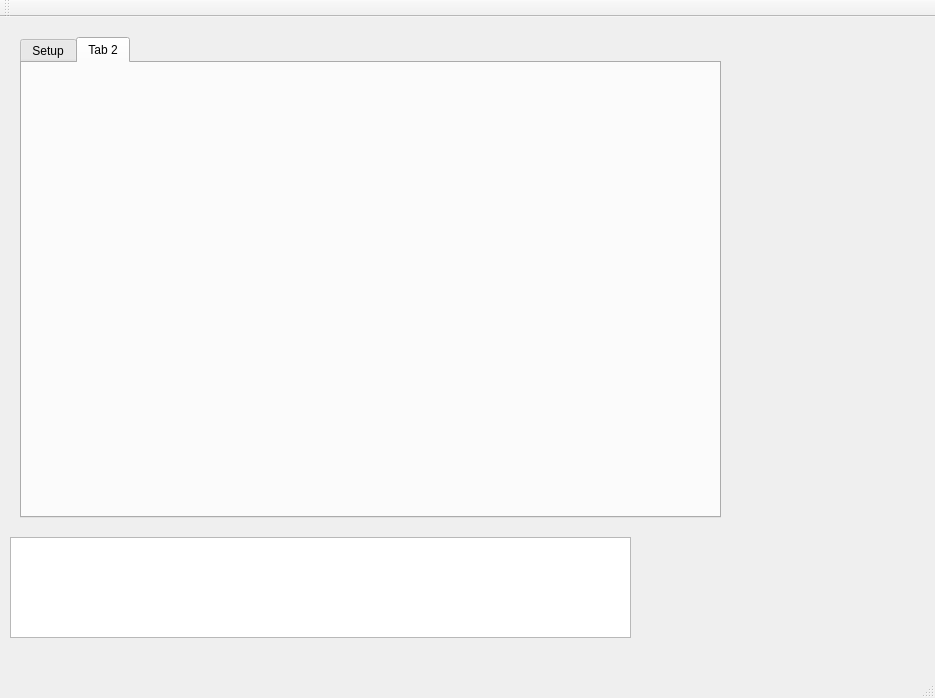
This is CalibrationGUI/mainwindow.ui in dgitz/calibration_gui as Qt 5 draws it before an edit. The edited form follows.
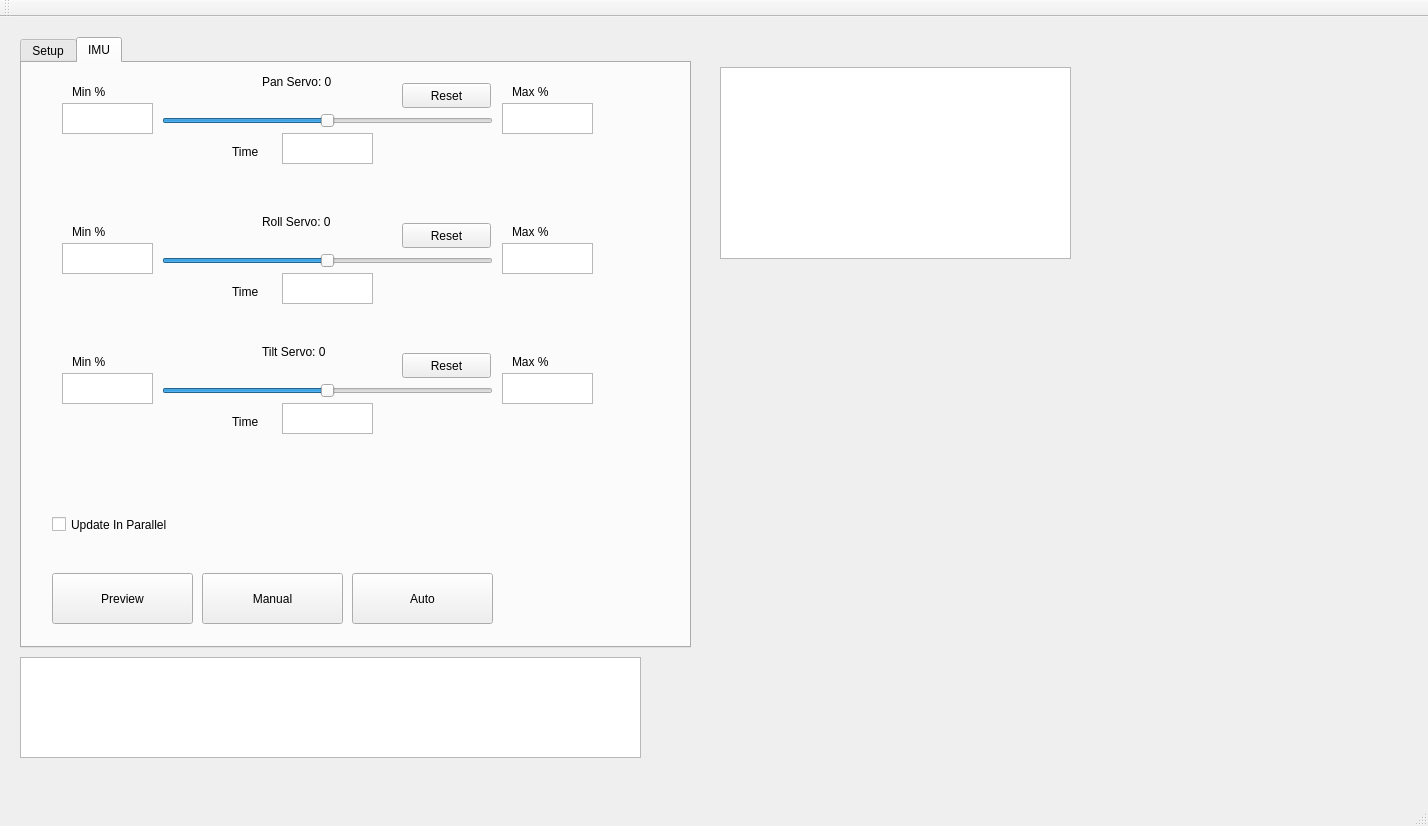
This is the edited form. The open tabs and pages were chosen to show the change.

Diff of the .ui file:
```diff
--- a/CalibrationGUI/mainwindow.ui
+++ b/CalibrationGUI/mainwindow.ui
@@ -6,8 +6,8 @@
    <rect>
     <x>0</x>
     <y>0</y>
-    <width>935</width>
-    <height>698</height>
+    <width>1428</width>
+    <height>826</height>
    </rect>
   </property>
   <property name="windowTitle">
@@ -17,8 +17,8 @@
    <widget class="QTextBrowser" name="tInfo">
     <property name="geometry">
      <rect>
-      <x>10</x>
-      <y>520</y>
+      <x>20</x>
+      <y>640</y>
       <width>621</width>
       <height>101</height>
      </rect>
@@ -29,8 +29,8 @@
      <rect>
       <x>20</x>
       <y>20</y>
-      <width>701</width>
-      <height>481</height>
+      <width>671</width>
+      <height>611</height>
      </rect>
     </property>
     <property name="currentIndex">
@@ -172,10 +172,414 @@
     </widget>
     <widget class="QWidget" name="tab_4">
      <attribute name="title">
-      <string>Tab 2</string>
+      <string>IMU</string>
      </attribute>
+     <widget class="QLabel" name="lPanServo">
+      <property name="geometry">
+       <rect>
+        <x>240</x>
+        <y>10</y>
+        <width>141</width>
+        <height>17</height>
+       </rect>
+      </property>
+      <property name="text">
+       <string>Pan Servo: 0</string>
+      </property>
+     </widget>
+     <widget class="QTextEdit" name="tPanServoMin">
+      <property name="geometry">
+       <rect>
+        <x>40</x>
+        <y>40</y>
+        <width>91</width>
+        <height>31</height>
+       </rect>
+      </property>
+     </widget>
+     <widget class="QSlider" name="sPanServo">
+      <property name="geometry">
+       <rect>
+        <x>140</x>
+        <y>50</y>
+        <width>331</width>
+        <height>16</height>
+       </rect>
+      </property>
+      <property name="minimum">
+       <number>-100</number>
+      </property>
+      <property name="maximum">
+       <number>100</number>
+      </property>
+      <property name="orientation">
+       <enum>Qt::Horizontal</enum>
+      </property>
+     </widget>
+     <widget class="QTextEdit" name="tPanServoMax">
+      <property name="geometry">
+       <rect>
+        <x>480</x>
+        <y>40</y>
+        <width>91</width>
+        <height>31</height>
+       </rect>
+      </property>
+     </widget>
+     <widget class="QTextEdit" name="tPanServoTime">
+      <property name="geometry">
+       <rect>
+        <x>260</x>
+        <y>70</y>
+        <width>91</width>
+        <height>31</height>
+       </rect>
+      </property>
+     </widget>
+     <widget class="QCheckBox" name="cbParallelOperation">
+      <property name="geometry">
+       <rect>
+        <x>30</x>
+        <y>450</y>
+        <width>151</width>
+        <height>23</height>
+       </rect>
+      </property>
+      <property name="text">
+       <string>Update In Parallel</string>
+      </property>
+     </widget>
+     <widget class="QPushButton" name="bPreview">
+      <property name="geometry">
+       <rect>
+        <x>30</x>
+        <y>510</y>
+        <width>141</width>
+        <height>51</height>
+       </rect>
+      </property>
+      <property name="text">
+       <string>Preview</string>
+      </property>
+     </widget>
+     <widget class="QLabel" name="label_6">
+      <property name="geometry">
+       <rect>
+        <x>50</x>
+        <y>20</y>
+        <width>67</width>
+        <height>17</height>
+       </rect>
+      </property>
+      <property name="text">
+       <string>Min %</string>
+      </property>
+     </widget>
+     <widget class="QLabel" name="label_7">
+      <property name="geometry">
+       <rect>
+        <x>490</x>
+        <y>20</y>
+        <width>67</width>
+        <height>17</height>
+       </rect>
+      </property>
+      <property name="text">
+       <string>Max %</string>
+      </property>
+     </widget>
+     <widget class="QLabel" name="label_8">
+      <property name="geometry">
+       <rect>
+        <x>210</x>
+        <y>80</y>
+        <width>41</width>
+        <height>17</height>
+       </rect>
+      </property>
+      <property name="text">
+       <string>Time</string>
+      </property>
+     </widget>
+     <widget class="QPushButton" name="bManualControl">
+      <property name="geometry">
+       <rect>
+        <x>180</x>
+        <y>510</y>
+        <width>141</width>
+        <height>51</height>
+       </rect>
+      </property>
+      <property name="text">
+       <string>Manual</string>
+      </property>
+     </widget>
+     <widget class="QLabel" name="label_9">
+      <property name="geometry">
+       <rect>
+        <x>50</x>
+        <y>160</y>
+        <width>67</width>
+        <height>17</height>
+       </rect>
+      </property>
+      <property name="text">
+       <string>Min %</string>
+      </property>
+     </widget>
+     <widget class="QTextEdit" name="tRollServoTime">
+      <property name="geometry">
+       <rect>
+        <x>260</x>
+        <y>210</y>
+        <width>91</width>
+        <height>31</height>
+       </rect>
+      </property>
+     </widget>
+     <widget class="QTextEdit" name="tRollServoMax">
+      <property name="geometry">
+       <rect>
+        <x>480</x>
+        <y>180</y>
+        <width>91</width>
+        <height>31</height>
+       </rect>
+      </property>
+     </widget>
+     <widget class="QSlider" name="sRollServo">
+      <property name="geometry">
+       <rect>
+        <x>140</x>
+        <y>190</y>
+        <width>331</width>
+        <height>16</height>
+       </rect>
+      </property>
+      <property name="minimum">
+       <number>-100</number>
+      </property>
+      <property name="maximum">
+       <number>100</number>
+      </property>
+      <property name="orientation">
+       <enum>Qt::Horizontal</enum>
+      </property>
+     </widget>
+     <widget class="QLabel" name="label_10">
+      <property name="geometry">
+       <rect>
+        <x>210</x>
+        <y>220</y>
+        <width>41</width>
+        <height>17</height>
+       </rect>
+      </property>
+      <property name="text">
+       <string>Time</string>
+      </property>
+     </widget>
+     <widget class="QLabel" name="lRollServo">
+      <property name="geometry">
+       <rect>
+        <x>240</x>
+        <y>150</y>
+        <width>141</width>
+        <height>17</height>
+       </rect>
+      </property>
+      <property name="text">
+       <string>Roll Servo: 0</string>
+      </property>
+     </widget>
+     <widget class="QLabel" name="label_11">
+      <property name="geometry">
+       <rect>
+        <x>490</x>
+        <y>160</y>
+        <width>67</width>
+        <height>17</height>
+       </rect>
+      </property>
+      <property name="text">
+       <string>Max %</string>
+      </property>
+     </widget>
+     <widget class="QTextEdit" name="tRollServoMin">
+      <property name="geometry">
+       <rect>
+        <x>40</x>
+        <y>180</y>
+        <width>91</width>
+        <height>31</height>
+       </rect>
+      </property>
+     </widget>
+     <widget class="QLabel" name="lTiltServo">
+      <property name="geometry">
+       <rect>
+        <x>240</x>
+        <y>280</y>
+        <width>141</width>
+        <height>17</height>
+       </rect>
+      </property>
+      <property name="text">
+       <string>Tilt Servo: 0</string>
+      </property>
+     </widget>
+     <widget class="QTextEdit" name="tTiltServoTime">
+      <property name="geometry">
+       <rect>
+        <x>260</x>
+        <y>340</y>
+        <width>91</width>
+        <height>31</height>
+       </rect>
+      </property>
+     </widget>
+     <widget class="QLabel" name="label_12">
+      <property name="geometry">
+       <rect>
+        <x>210</x>
+        <y>350</y>
+        <width>41</width>
+        <height>17</height>
+       </rect>
+      </property>
+      <property name="text">
+       <string>Time</string>
+      </property>
+     </widget>
+     <widget class="QSlider" name="sTiltServo">
+      <property name="geometry">
+       <rect>
+        <x>140</x>
+        <y>320</y>
+        <width>331</width>
+        <height>16</height>
+       </rect>
+      </property>
+      <property name="minimum">
+       <number>-100</number>
+      </property>
+      <property name="maximum">
+       <number>100</number>
+      </property>
+      <property name="orientation">
+       <enum>Qt::Horizontal</enum>
+      </property>
+     </widget>
+     <widget class="QLabel" name="label_13">
+      <property name="geometry">
+       <rect>
+        <x>490</x>
+        <y>290</y>
+        <width>67</width>
+        <height>17</height>
+       </rect>
+      </property>
+      <property name="text">
+       <string>Max %</string>
+      </property>
+     </widget>
+     <widget class="QTextEdit" name="tTiltServoMin">
+      <property name="geometry">
+       <rect>
+        <x>40</x>
+        <y>310</y>
+        <width>91</width>
+        <height>31</height>
+       </rect>
+      </property>
+     </widget>
+     <widget class="QTextEdit" name="tTiltServoMax">
+      <property name="geometry">
+       <rect>
+        <x>480</x>
+        <y>310</y>
+        <width>91</width>
+        <height>31</height>
+       </rect>
+      </property>
+     </widget>
+     <widget class="QLabel" name="label_14">
+      <property name="geometry">
+       <rect>
+        <x>50</x>
+        <y>290</y>
+        <width>67</width>
+        <height>17</height>
+       </rect>
+      </property>
+      <property name="text">
+       <string>Min %</string>
+      </property>
+     </widget>
+     <widget class="QPushButton" name="bAutoControl">
+      <property name="geometry">
+       <rect>
+        <x>330</x>
+        <y>510</y>
+        <width>141</width>
+        <height>51</height>
+       </rect>
+      </property>
+      <property name="text">
+       <string>Auto</string>
+      </property>
+     </widget>
+     <widget class="QPushButton" name="bPanServoReset">
+      <property name="geometry">
+       <rect>
+        <x>380</x>
+        <y>20</y>
+        <width>89</width>
+        <height>25</height>
+       </rect>
+      </property>
+      <property name="text">
+       <string>Reset</string>
+      </property>
+     </widget>
+     <widget class="QPushButton" name="bRollServoReset">
+      <property name="geometry">
+       <rect>
+        <x>380</x>
+        <y>160</y>
+        <width>89</width>
+        <height>25</height>
+       </rect>
+      </property>
+      <property name="text">
+       <string>Reset</string>
+      </property>
+     </widget>
+     <widget class="QPushButton" name="bTiltServoReset">
+      <property name="geometry">
+       <rect>
+        <x>380</x>
+        <y>290</y>
+        <width>89</width>
+        <height>25</height>
+       </rect>
+      </property>
+      <property name="text">
+       <string>Reset</string>
+      </property>
+     </widget>
     </widget>
    </widget>
+   <widget class="QTextBrowser" name="tMessageInfo">
+    <property name="geometry">
+     <rect>
+      <x>720</x>
+      <y>50</y>
+      <width>351</width>
+      <height>192</height>
+     </rect>
+    </property>
+   </widget>
   </widget>
   <widget class="QMenuBar" name="menuBar">
    <property name="geometry">
```
Left out of the diff: 8 changed lines with no effect on the pictures.
